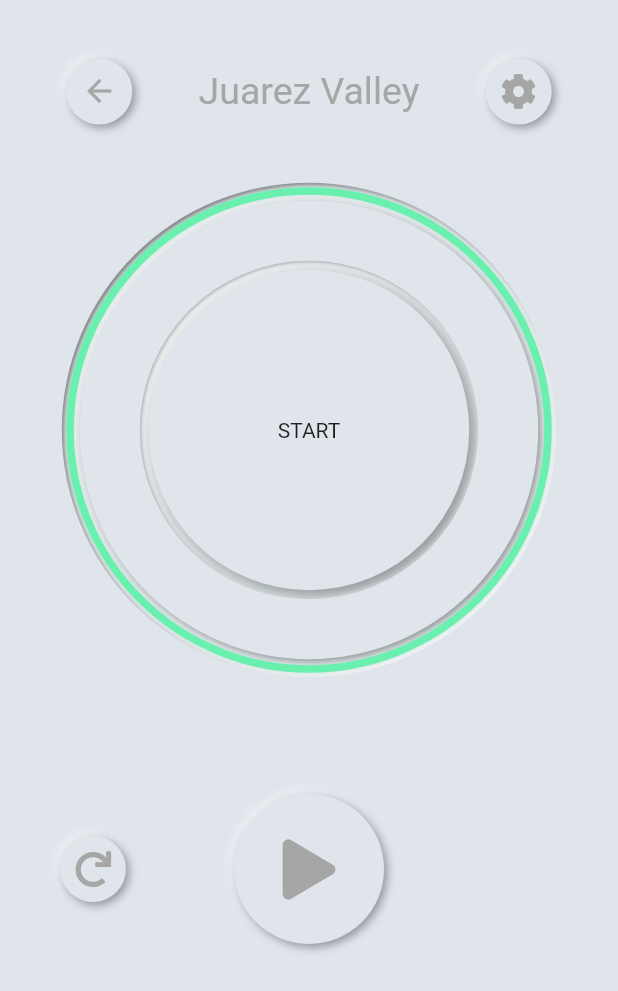
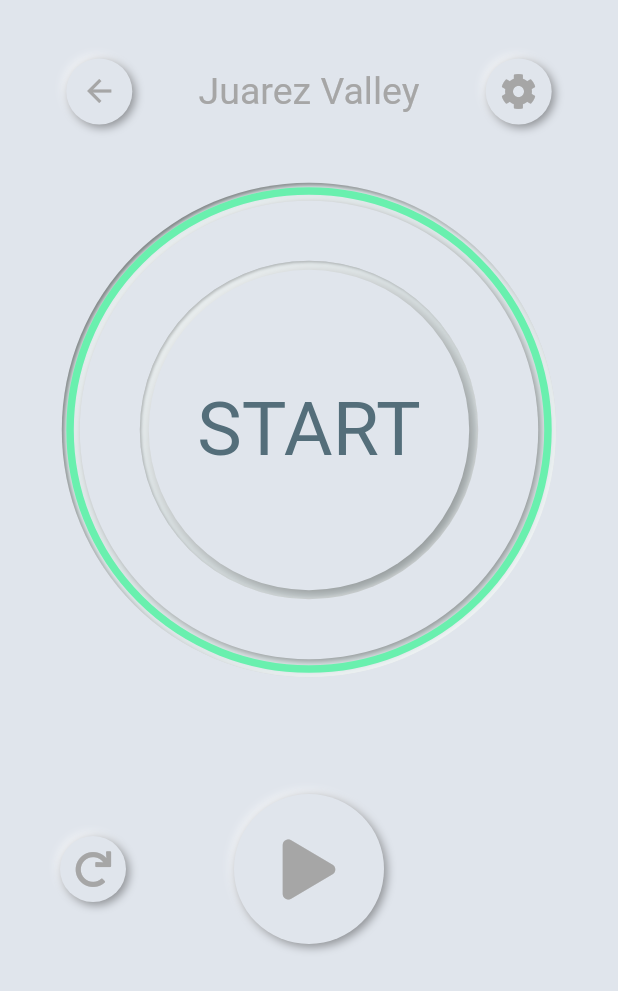
Before and after one commit to tksuns12/jailhouse_workout, a Flutter app: the screen it shows after launch, after a tap on "Juarez Valley", on a phone screen of 412 x 824 dp. Shown: the top 991 px of the screen. Run offline on Flutter 3.47's test engine with Material 2 defaults, Android fonts, the phone set to English and light mode, and no system bars; drawn by our look-alikes of flutter_neumorphic; our stand-ins replace audioplayers, font_awesome_flutter, hive, hive_flutter, permission_handler, wakelock; missing offline and left inert: digital_lcd; accounts and stored records are empty; Roboto replaces fonts that are missing (DungGeunMo).

Commit message:
후아레즈 글씨체 바꿈

```diff
--- a/lib/consts.dart
+++ b/lib/consts.dart
@@ -2,3 +2,4 @@ import 'package:flutter/material.dart';
 
 const kMainColor = Color(0xFFe0e5ec);
 const kAccentColor = Color(0xFFa6a6a6);
+const kDarkerAccentColor = Color(0xff546e7a);
--- a/lib/screens/jurarez_screen.dart
+++ b/lib/screens/jurarez_screen.dart
@@ -69,14 +69,21 @@ class _JuarezScreenState extends State<JuarezScreen>
                     style: TextStyle(fontSize: 25, color: kAccentColor),
                   ),
                   Spacer(),
-                  Visibility(
-                    visible: !staticJuarez.hasBegun,
+                  Consumer(
+                    builder: (BuildContext context, JuarezProvider juarez,
+                        Widget child) {
+                      return Visibility(
+                        maintainAnimation: true,
+                        maintainSize: true,
+                        maintainState: true,
+                        visible: !juarez.hasBegun,
                         child: NeumorphicButton(
                           onPressed: () {
                             String height;
                             String rest;
                             final _formKey = GlobalKey<FormState>();
-                        RegExp _isInt = RegExp(r'^(?:-?(?:0|[1-9][0-9]*))$');
+                            RegExp _isInt =
+                                RegExp(r'^(?:-?(?:0|[1-9][0-9]*))$');
                             showDialog(
                                 context: context,
                                 child: AlertDialog(
@@ -92,8 +99,10 @@ class _JuarezScreenState extends State<JuarezScreen>
                                             decoration: InputDecoration(
                                                 enabledBorder: InputBorder.none,
                                                 border: InputBorder.none,
-                                            hintText: "Enter Max Rep of Juarez",
-                                            contentPadding: EdgeInsets.all(10)),
+                                                hintText:
+                                                    "Enter Max Rep of Juarez",
+                                                contentPadding:
+                                                    EdgeInsets.all(10)),
                                             keyboardType: TextInputType.number,
                                             onChanged: (value) {
                                               height = value;
@@ -103,7 +112,8 @@ class _JuarezScreenState extends State<JuarezScreen>
                                             validator: (value) {
                                               if (value.length == 0) {
                                                 return 'Enter Some Number';
-                                          } else if (!_isInt.hasMatch(value)) {
+                                              } else if (!_isInt
+                                                  .hasMatch(value)) {
                                                 return 'Invalid Input';
                                               } else if (value.length > 2) {
                                                 return 'Number is Too Large';
@@ -112,7 +122,8 @@ class _JuarezScreenState extends State<JuarezScreen>
                                               }
                                             },
                                           ),
-                                      boxShape: NeumorphicBoxShape.roundRect(
+                                          boxShape:
+                                              NeumorphicBoxShape.roundRect(
                                             BorderRadius.circular(20),
                                           ),
                                           style: NeumorphicStyle(
@@ -135,7 +146,8 @@ class _JuarezScreenState extends State<JuarezScreen>
                                             validator: (value) {
                                               if (value.length == 0) {
                                                 return 'Enter Some Number';
-                                          } else if (!_isInt.hasMatch(value)) {
+                                              } else if (!_isInt
+                                                  .hasMatch(value)) {
                                                 return 'Invalid Input';
                                               } else if (value.length > 2) {
                                                 return 'Number is Too Large';
@@ -147,7 +159,8 @@ class _JuarezScreenState extends State<JuarezScreen>
                                               rest = value;
                                             },
                                           ),
-                                      boxShape: NeumorphicBoxShape.roundRect(
+                                          boxShape:
+                                              NeumorphicBoxShape.roundRect(
                                                   BorderRadius.circular(20)),
                                           style: NeumorphicStyle(
                                               depth: 20,
@@ -173,30 +186,38 @@ class _JuarezScreenState extends State<JuarezScreen>
                                                 int.parse(height));
                                           }
                                           if (rest != null) {
-                                        staticJuarez.setRest(int.parse(rest));
+                                            staticJuarez
+                                                .setRest(int.parse(rest));
                                             await Hive.box("AppData").put(
-                                            kJuarezRestKey, int.parse(rest));
+                                                kJuarezRestKey,
+                                                int.parse(rest));
                                           }
                                           Navigator.of(context).pop();
                                         }
                                       },
                                       child: Text("OK",
-                                      style: TextStyle(color: kAccentColor)),
+                                          style:
+                                              TextStyle(color: kAccentColor)),
                                       style: NeumorphicStyle(color: kMainColor),
                                     ),
                                     NeumorphicButton(
-                                  onPressed: () => Navigator.of(context).pop(),
+                                      onPressed: () =>
+                                          Navigator.of(context).pop(),
                                       child: Text("CANCEL",
-                                      style: TextStyle(color: kAccentColor)),
+                                          style:
+                                              TextStyle(color: kAccentColor)),
                                       style: NeumorphicStyle(color: kMainColor),
                                     )
                                   ],
                                 ));
                           },
                           boxShape: NeumorphicBoxShape.circle(),
-                      child: Icon(FontAwesomeIcons.cog, color: kAccentColor),
+                          child:
+                              Icon(FontAwesomeIcons.cog, color: kAccentColor),
                           style: NeumorphicStyle(color: kMainColor),
                         ),
+                      );
+                    },
                   ),
                   Spacer(),
                 ],
@@ -237,10 +258,23 @@ class _JuarezScreenState extends State<JuarezScreen>
                                 child: Center(
                                     child: juarez.hasBegun
                                         ? juarez.isResting
-                                            ? Lcd(context).Number(
+                                            ? Column(
+                                                mainAxisAlignment:
+                                                    MainAxisAlignment.center,
+                                                children: <Widget>[
+                                                  Text("REST",
+                                                      style: TextStyle(
+                                                          fontFamily:
+                                                              'DungGeunMo',
+                                                          fontSize: 30,
+                                                          color:
+                                                              kDarkerAccentColor)),
+                                                  Lcd(context).Number(
                                                     activeColor: Colors.red,
-                                                lcdDecoration: BoxDecoration(
-                                                    color: Colors.transparent),
+                                                    lcdDecoration:
+                                                        BoxDecoration(
+                                                            color: Colors
+                                                                .transparent),
                                                     number: int.parse(juarez
                                                         .displayedRestingTime),
                                                     digitCount: 2,
@@ -248,18 +282,60 @@ class _JuarezScreenState extends State<JuarezScreen>
                                                         EdgeInsets.symmetric(
                                                             horizontal: 0),
                                                     digitAlignment:
-                                                    MainAxisAlignment.center,
-                                                lcdWidth: MediaQuery.of(context)
+                                                        MainAxisAlignment
+                                                            .center,
+                                                    lcdWidth:
+                                                        MediaQuery.of(context)
                                                                 .size
                                                                 .width *
                                                             0.2,
-                                                lcdHeight: 100,
+                                                    lcdHeight: 80,
+                                                    segmentWidth: 8,
+                                                  ),
+                                                ],
+                                              )
+                                            : Column(
+                                                mainAxisAlignment:
+                                                    MainAxisAlignment.center,
+                                                children: <Widget>[
+                                                  Text("REPS",
+                                                      style: TextStyle(
+                                                          fontFamily:
+                                                              'DungGeunMo',
+                                                          fontSize: 30,
+                                                          color:
+                                                              kDarkerAccentColor)),
+                                                  Lcd(context).Number(
+                                                    activeColor: Colors.red,
+                                                    lcdDecoration:
+                                                        BoxDecoration(
+                                                            color: Colors
+                                                                .transparent),
+                                                    number: int.parse(
+                                                        juarez.displayedReps),
+                                                    digitCount: 2,
+                                                    lcdPadding:
+                                                        EdgeInsets.symmetric(
+                                                            horizontal: 0),
+                                                    digitAlignment:
+                                                        MainAxisAlignment
+                                                            .center,
+                                                    lcdWidth:
+                                                        MediaQuery.of(context)
+                                                                .size
+                                                                .width *
+                                                            0.2,
+                                                    lcdHeight: 80,
                                                     segmentWidth: 8,
                                                   )
-                                            : Text(
-                                                "REPS\n ${juarez.displayedReps}")
+                                                ],
+                                              )
                                         : Text(
                                             "START",
+                                            style: TextStyle(
+                                                fontFamily: 'DungGeunMo',
+                                                fontSize: 50,
+                                                color: kDarkerAccentColor),
                                           )),
                               );
                             },
```
Lines whose indentation alone changed are shown as unchanged.
